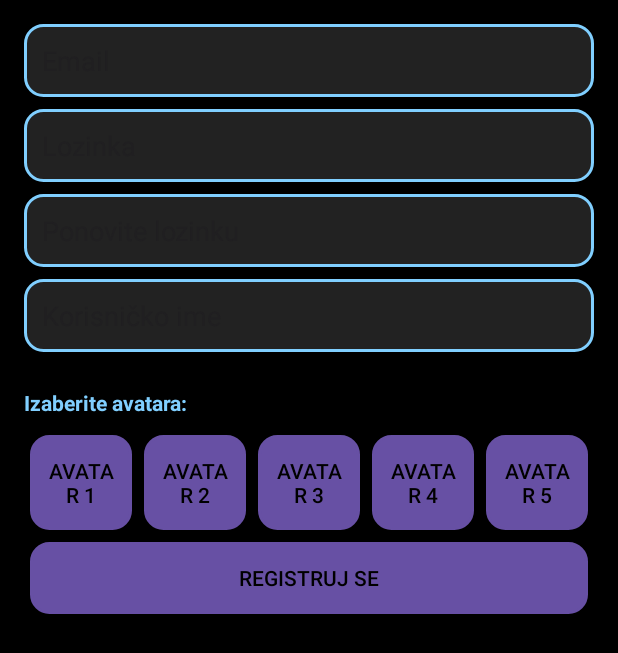
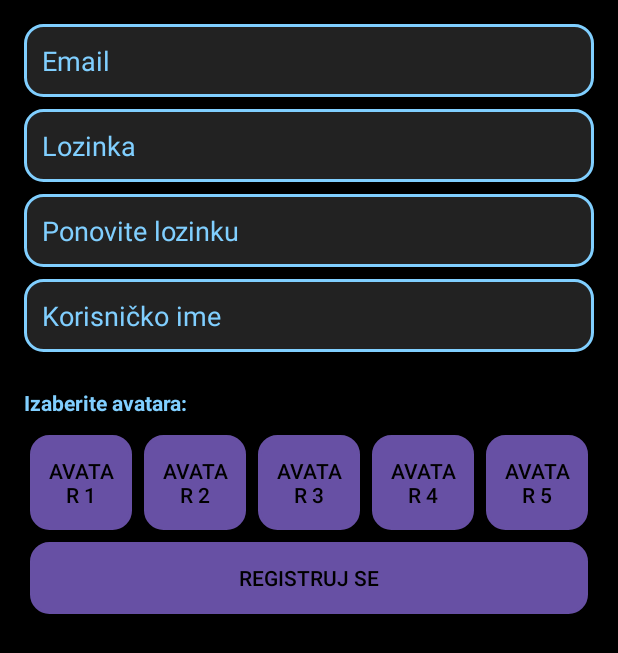
Before and after one commit to ninapoposki/e2-ma-tim18-2025, an Android app: the layout activity_registration.xml on its own in the app's theme, with its tools: preview values and no code run, on a phone screen of 412 x 824 dp. Shown: the top 653 px of the screen. Run offline under Robolectric (Android 15) with nearby library versions, the phone set to English and light mode, and no system bars.

Commit message:
New folders

```diff
--- /dev/null
+++ b/app/src/main/java/com/example/habitforge/presentation/adapter/UserAdapter.java
@@ -0,0 +1,4 @@
+package com.example.habitforge.presentation.adapter;
+
+public class UserAdapter {
+}
--- /dev/null
+++ b/app/src/main/java/com/example/habitforge/presentation/fragment/TaskCategoryFragment.java
@@ -0,0 +1,4 @@
+package com.example.habitforge.presentation.fragment;
+
+public class TaskCategoryFragment {
+}
--- /dev/null
+++ b/app/src/main/java/com/example/habitforge/utils/Shared.java
@@ -0,0 +1,4 @@
+package com.example.habitforge.utils;
+
+public class Shared {
+}
--- a/app/src/main/res/layout/activity_registration.xml
+++ b/app/src/main/res/layout/activity_registration.xml
@@ -18,7 +18,7 @@
             android:layout_height="wrap_content"
             android:background="@drawable/input_text"
             android:textColor="#FFFFFF"
-            android:hintTextColor="#80CFFF"
+            android:textColorHint="#80CFFF"
             android:padding="12dp"
             android:layout_marginBottom="8dp"/>
 
@@ -30,7 +30,7 @@
             android:layout_height="wrap_content"
             android:background="@drawable/input_text"
             android:textColor="#FFFFFF"
-            android:hintTextColor="#80CFFF"
+            android:textColorHint="#80CFFF"
             android:padding="12dp"
             android:layout_marginBottom="8dp"/>
 
@@ -42,7 +42,7 @@
             android:layout_height="wrap_content"
             android:background="@drawable/input_text"
             android:textColor="#FFFFFF"
-            android:hintTextColor="#80CFFF"
+            android:textColorHint="#80CFFF"
             android:padding="12dp"
             android:layout_marginBottom="8dp"/>
 
@@ -53,7 +53,7 @@
             android:layout_height="wrap_content"
             android:background="@drawable/input_text"
             android:textColor="#FFFFFF"
-            android:hintTextColor="#80CFFF"
+            android:textColorHint="#80CFFF"
             android:padding="12dp"
             android:layout_marginBottom="16dp"/>
 
```
